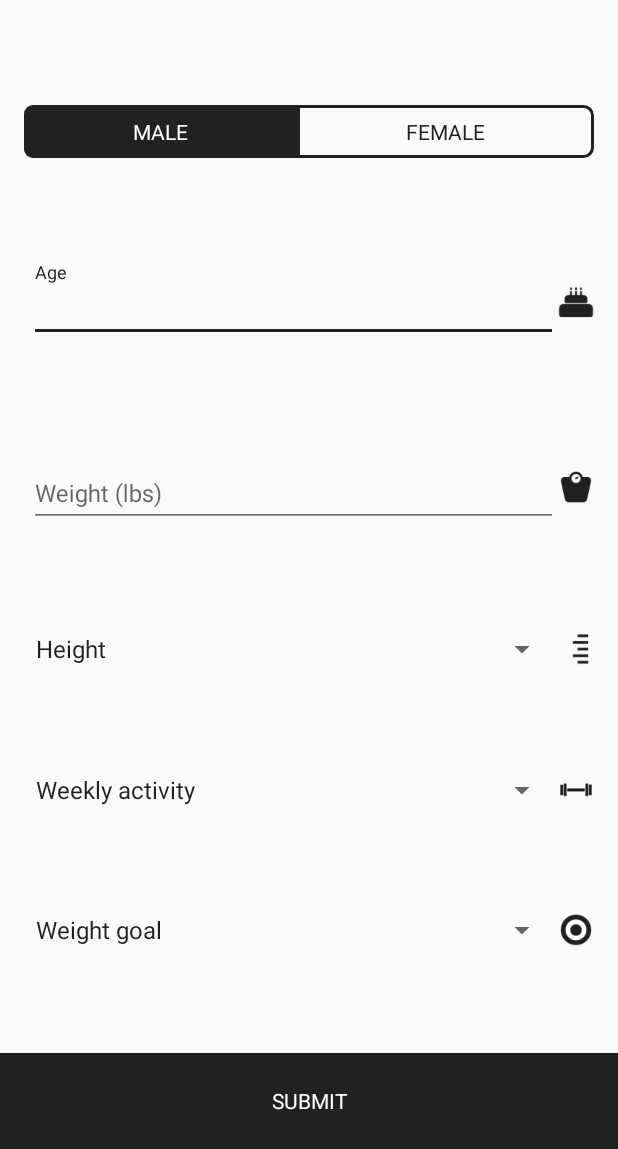
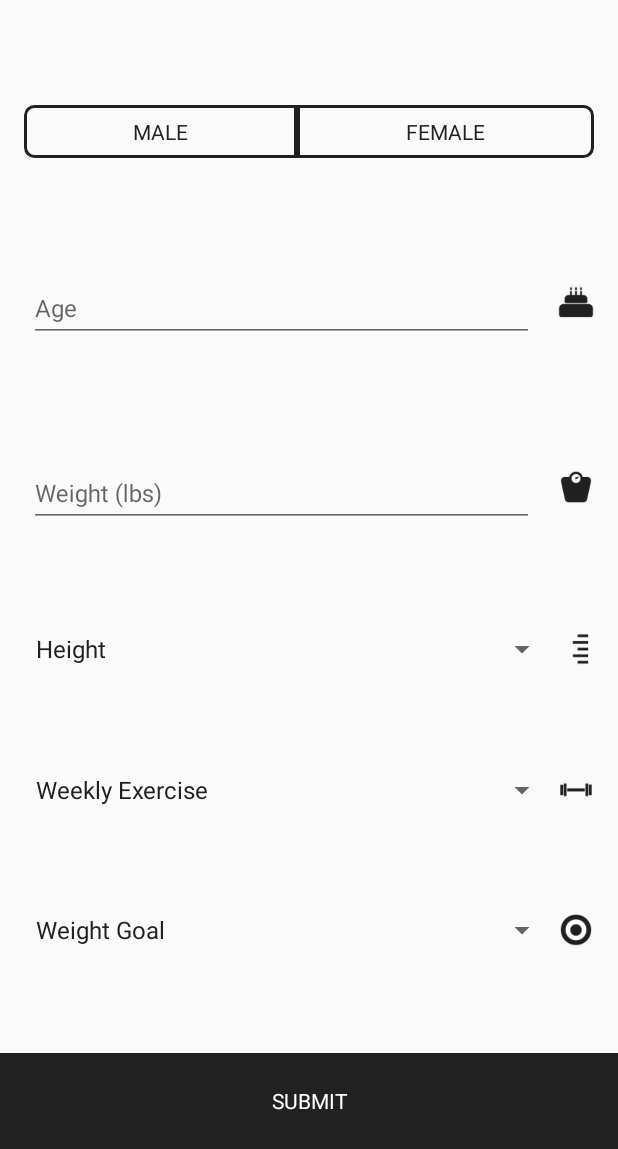
Before and after one commit to bradymwright/CSE-Calculator-Android, an Android app: the screen it shows after launch (MainActivity), after a tap on "SUBMIT", on a phone screen of 412 x 824 dp, the part 87-1236 px from its top. Run offline under Robolectric (Android 15) with nearby library versions, the phone set to English and light mode, and no system bars; libraries missing offline, so code that uses them is left out: androidx.core.widget; 1 statement that could not run was skipped.

```diff
--- a/app/src/main/AndroidManifest.xml
+++ b/app/src/main/AndroidManifest.xml
@@ -12,8 +12,8 @@
         android:theme="@style/AppTheme">
         <activity
             android:name=".MainActivity"
-            android:windowSoftInputMode="adjustPan"
-            android:screenOrientation="portrait">
+            android:screenOrientation="portrait"
+            android:windowSoftInputMode="adjustPan">
             <intent-filter>
                 <action android:name="android.intent.action.MAIN"/>
 
--- a/app/src/main/java/com/cleansimpleeats/calculator/MainActivity.kt
+++ b/app/src/main/java/com/cleansimpleeats/calculator/MainActivity.kt
@@ -28,25 +28,22 @@ class MainActivity : AppCompatActivity(), MainView {
     private fun setupSubmitButton() {
         submitTextView.setOnClickListener {
             createSubmitParams()?.let(presenter::onSubmit) ?: run {
-                toast("Please enter the data first")
+                toast(R.string.data_not_entered_message)
             }
         }
     }
 
     private val isInputValid: Boolean
-        get() {
-            val ageString = ageEditText.text.toString()
-            val weightLbsString = weightEditText.text.toString()
-            return (ageString.isEmpty()
-                    || weightLbsString.isEmpty()
-                    || heightSpinner.selectedItemPosition == 0
-                    || weeklyActivitySpinner.selectedItemPosition == 0
-                    || weightGoalSpinner.selectedItemPosition == 0)
-        }
+        get() = genderRadioGroup.checkedRadioButtonId != -1
+                && ageEditText.text.toString().isNotBlank()
+                && weightEditText.text.toString().isNotBlank()
+                && heightSpinner.selectedItemPosition != 0
+                && weeklyActivitySpinner.selectedItemPosition != 0
+                && weightGoalSpinner.selectedItemPosition != 0
 
     private fun createSubmitParams(): SubmitParams? =
-        if (isInputValid) null
-        else SubmitParams(
+        if (isInputValid) {
+            SubmitParams(
                 gender = when (genderRadioGroup.checkedRadioButtonId) {
                     R.id.maleRadioButton -> Gender.MALE
                     R.id.femaleRadioButton -> Gender.FEMALE
@@ -58,6 +55,7 @@ class MainActivity : AppCompatActivity(), MainView {
                 weeklyActivityItemPosition = weeklyActivitySpinner.selectedItemPosition - 1,
                 weightGoalItemPosition = weightGoalSpinner.selectedItemPosition - 1
             )
+        } else null
 
     override fun onStart() {
         super.onStart()
@@ -82,15 +80,15 @@ class MainActivity : AppCompatActivity(), MainView {
     }
 
     override fun showHeightItems(heightItems: List<ImperialHeight>) {
-        heightSpinner.setItemAdapter(heightItems, "Height")
+        heightSpinner.setItemAdapter(heightItems, getString(R.string.height_spinner_hint))
     }
 
     override fun showWeeklyActivityItems(weeklyActivityItems: List<WeeklyActivity>) {
-        weeklyActivitySpinner.setItemAdapter(weeklyActivityItems.map(WeeklyActivity::text), "Weekly activity")
+        weeklyActivitySpinner.setItemAdapter(weeklyActivityItems.map(WeeklyActivity::text), getString(R.string.weekly_exercise_spinner_hint))
     }
 
     override fun showWeightGoals(weightGoals: List<WeightGoal>) {
-        weightGoalSpinner.setItemAdapter(weightGoals.map(WeightGoal::text), "Weight goal")
+        weightGoalSpinner.setItemAdapter(weightGoals.map(WeightGoal::text), getString(R.string.weight_goal_spinner_hint))
     }
 }
 
--- a/app/src/main/java/com/cleansimpleeats/calculator/MainPresenter.kt
+++ b/app/src/main/java/com/cleansimpleeats/calculator/MainPresenter.kt
@@ -11,7 +11,6 @@ class MainPresenter {
 
     private fun showInitialViewState() {
         view?.run {
-            selectGender(Gender.MALE)
             showHeightItems(heights)
             showWeeklyActivityItems(weeklyActivities)
             showWeightGoals(weightGoals)
@@ -37,7 +36,6 @@ class MainPresenter {
             tdee = tdee,
             weightGoalFactor = weightGoals[submitParams.weightGoalItemPosition].factor
         )
-        println("BMR: $bmr, TDEE: $tdee, DCT: $dct")
         view?.showSuggestionDialog(
             calories = dct,
             suggestions = getDisplayServingSuggestions(dct)
--- a/app/src/main/java/com/cleansimpleeats/calculator/Utils.kt
+++ b/app/src/main/java/com/cleansimpleeats/calculator/Utils.kt
@@ -1,6 +1,7 @@
 package com.cleansimpleeats.calculator
 
 import android.graphics.Color
+import android.support.v4.content.ContextCompat
 import android.view.View
 import android.view.ViewGroup
 import android.widget.AdapterView
@@ -20,7 +21,7 @@ fun <T> Spinner.setItemAdapter(items: List<T>, hint: String) {
 
         override fun getDropDownView(position: Int, convertView: View?, parent: ViewGroup?): View =
             (super.getDropDownView(position, convertView, parent) as TextView).apply {
-                setTextColor(if (position == 0) Color.GRAY else Color.BLACK)
+                setTextColor(if (position == 0) Color.GRAY else ContextCompat.getColor(context, R.color.cse_black))
             }
     }
     onItemSelectedListener = object : AdapterView.OnItemSelectedListener {
--- a/app/src/main/res/layout/activity_main.xml
+++ b/app/src/main/res/layout/activity_main.xml
@@ -5,13 +5,13 @@
     xmlns:tools="http://schemas.android.com/tools"
     android:layout_width="match_parent"
     android:layout_height="match_parent"
-    android:fillViewport="true"
-    android:focusable="true"
-    android:focusableInTouchMode="true">
+    android:fillViewport="true">
 
     <android.support.constraint.ConstraintLayout
         android:layout_width="match_parent"
         android:layout_height="wrap_content"
+        android:focusable="true"
+        android:focusableInTouchMode="true"
         tools:context=".MainActivity">
 
         <ImageView
@@ -68,7 +68,7 @@
                 android:button="@null"
                 android:gravity="center"
                 android:padding="8dp"
-                android:text="Male"
+                android:text="@string/male_radio_button_text"
                 android:textAllCaps="true"
                 android:textColor="@color/gender_radio_button_text"/>
 
@@ -81,7 +81,7 @@
                 android:button="@null"
                 android:gravity="center"
                 android:padding="8dp"
-                android:text="Female"
+                android:text="@string/female_radio_button_text"
                 android:textAllCaps="true"
                 android:textColor="@color/gender_radio_button_text"/>
         </RadioGroup>
@@ -90,7 +90,8 @@
             android:id="@+id/ageTextInputLayout"
             android:layout_width="0dp"
             android:layout_height="wrap_content"
-            android:hint="Age"
+            android:hint="@string/age_input_hint"
+            android:paddingEnd="16dp"
             android:paddingStart="3dp"
             app:layout_constraintBottom_toTopOf="@+id/weightTextInputLayout"
             app:layout_constraintEnd_toStartOf="@+id/ageImageView"
@@ -119,7 +120,8 @@
             android:id="@+id/weightTextInputLayout"
             android:layout_width="0dp"
             android:layout_height="wrap_content"
-            android:hint="Weight (lbs)"
+            android:hint="@string/weight_input_hint"
+            android:paddingEnd="16dp"
             android:paddingStart="3dp"
             app:layout_constraintBottom_toTopOf="@+id/heightSpinner"
             app:layout_constraintEnd_toStartOf="@+id/weightImageView"
@@ -210,7 +212,7 @@
             android:focusable="true"
             android:foreground="@drawable/ripple_white"
             android:gravity="center"
-            android:text="Submit"
+            android:text="@string/submit_button_text"
             android:textAllCaps="true"
             android:textColor="@color/white"
             app:layout_constraintBottom_toBottomOf="parent"
--- a/app/src/main/res/values/strings.xml
+++ b/app/src/main/res/values/strings.xml
@@ -1,3 +1,12 @@
 <resources>
-    <string name="app_name">Calculator</string>
+    <string name="app_name">CSE</string>
+    <string name="male_radio_button_text">Male</string>
+    <string name="female_radio_button_text">Female</string>
+    <string name="age_input_hint">Age</string>
+    <string name="weight_input_hint">Weight (lbs)</string>
+    <string name="submit_button_text">Submit</string>
+    <string name="data_not_entered_message">Please enter all information first</string>
+    <string name="height_spinner_hint">Height</string>
+    <string name="weekly_exercise_spinner_hint">Weekly Exercise</string>
+    <string name="weight_goal_spinner_hint">Weight Goal</string>
 </resources>
--- a/app/src/main/res/values/styles.xml
+++ b/app/src/main/res/values/styles.xml
@@ -4,6 +4,7 @@
         <item name="colorPrimary">@color/primary</item>
         <item name="colorPrimaryDark">@color/primary_dark</item>
         <item name="colorAccent">@color/accent</item>
+        <item name="android:textColor">@color/cse_black</item>
     </style>
 
     <style name="GenderRadioButton" parent="Widget.AppCompat.CompoundButton.RadioButton">
```
Lines whose indentation alone changed are shown as unchanged.
